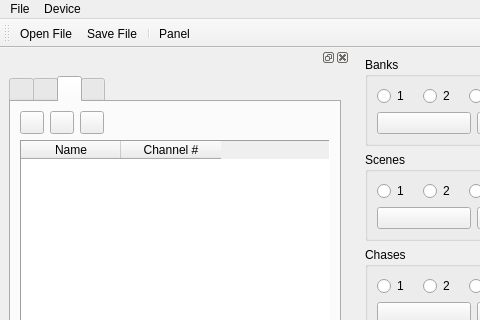
This is qLights/Forms/mainWin.ui in AKuhle/aDev as Qt 5 draws it before an edit; both pictures show x 0 to 480 and y 0 to 320 of the 1393 by 814 pixel window. The edited form follows.
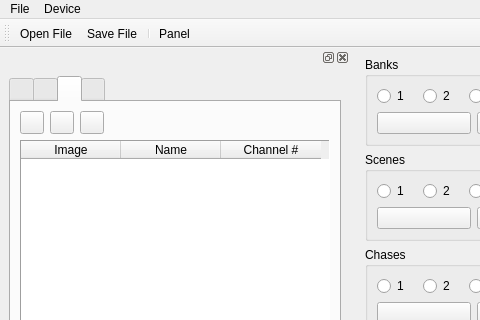
This is the edited form. The open tabs and pages were chosen to show the change. Icons and pictures are not drawn.

```diff
--- a/qLights/Forms/mainWin.ui
+++ b/qLights/Forms/mainWin.ui
@@ -2538,7 +2538,7 @@
             <enum>QFrame::Shadow::Sunken</enum>
            </property>
            <property name="columnCount">
-            <number>2</number>
+            <number>3</number>
            </property>
            <attribute name="horizontalHeaderVisible">
             <bool>true</bool>
@@ -2546,6 +2546,11 @@
            <attribute name="verticalHeaderVisible">
             <bool>true</bool>
            </attribute>
+           <column>
+            <property name="text">
+             <string>Image</string>
+            </property>
+           </column>
            <column>
             <property name="text">
              <string>Name</string>
```
Left out of the diff: 9 changed lines with no effect on the pictures.
